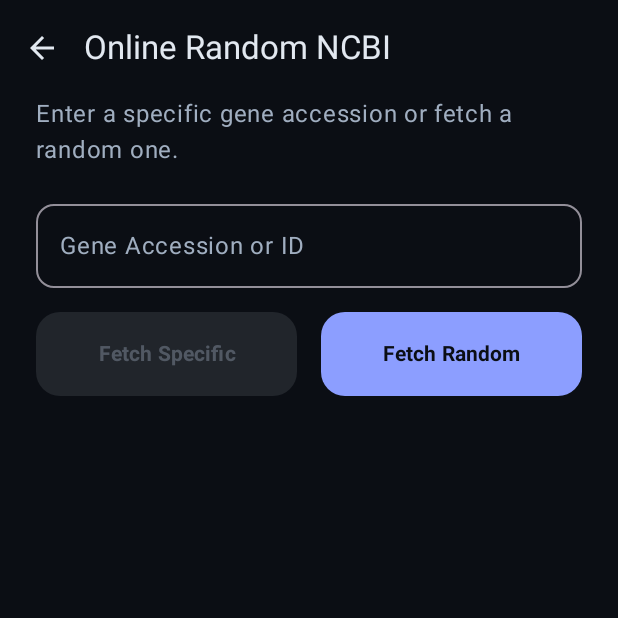
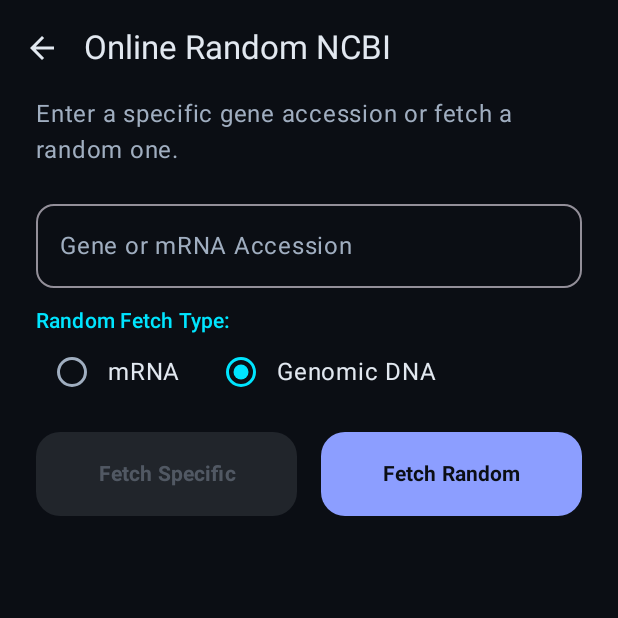
Before and after one commit to faithsaly5-stack/Primer, an Android app built with Jetpack Compose: the OnlineModeScreen screen opened through its navigation route, after a tap on "Fetch Random", on a phone screen of 412 x 824 dp, the top half of it. Run offline under Robolectric (Android 15) with nearby library versions, the phone set to English and light mode, and no system bars; 2 other taps on this screen came first.

Commit message:
feat(ui): update home screen and add genomic search
Refactor the main dashboard layout for better UI aesthetics and extend the NCBI service to support human genomic sequence retrieval.

```diff
--- a/app/src/main/java/com/example/MainActivity.kt
+++ b/app/src/main/java/com/example/MainActivity.kt
@@ -91,12 +91,17 @@ fun HomeScreen(navController: NavController) {
         ) {
             Box(
                 modifier = Modifier
-                    .size(120.dp)
+                    .fillMaxWidth()
+                    .height(200.dp)
                     .clip(RoundedCornerShape(32.dp))
                     .background(MaterialTheme.colorScheme.primaryContainer),
                 contentAlignment = Alignment.Center
             ) {
-                Icon(Icons.Filled.Science, contentDescription = null, modifier = Modifier.size(64.dp), tint = MaterialTheme.colorScheme.primary)
+                Column(horizontalAlignment = Alignment.CenterHorizontally) {
+                    Icon(Icons.Filled.Science, contentDescription = null, modifier = Modifier.size(80.dp), tint = MaterialTheme.colorScheme.primary)
+                    Spacer(modifier = Modifier.height(16.dp))
+                    Text("DNA/RNA Insights", style = MaterialTheme.typography.titleMedium, color = MaterialTheme.colorScheme.onPrimaryContainer, fontWeight = FontWeight.Bold)
+                }
             }
             Spacer(modifier = Modifier.height(24.dp))
             Text("Primer Design Engine", style = MaterialTheme.typography.headlineMedium, fontWeight = FontWeight.ExtraBold)
@@ -189,6 +194,7 @@ fun OnlineModeScreen(navController: NavController) {
             modifier = Modifier.fillMaxSize().padding(padding).padding(horizontal = 24.dp).verticalScroll(rememberScrollState())
         ) {
             var queryText by remember { mutableStateOf("") }
+            var isMrna by remember { mutableStateOf(true) }
 
             Text("Enter a specific gene accession or fetch a random one.", color = MaterialTheme.colorScheme.onSurfaceVariant)
             Spacer(modifier = Modifier.height(16.dp))
@@ -196,13 +202,26 @@ fun OnlineModeScreen(navController: NavController) {
             OutlinedTextField(
                 value = queryText,
                 onValueChange = { queryText = it },
-                label = { Text("Gene Accession or ID") },
-                placeholder = { Text("e.g. NM_001101.5") },
+                label = { Text("Gene or mRNA Accession") },
+                placeholder = { Text("e.g. NM_001101.5 (mRNA) or NG_0123.1 (Genomic)") },
                 modifier = Modifier.fillMaxWidth(),
                 singleLine = true,
                 enabled = !isLoading,
                 shape = RoundedCornerShape(12.dp)
             )
+            Spacer(modifier = Modifier.height(12.dp))
+
+            Text("Random Fetch Type:", style = MaterialTheme.typography.labelLarge, color = MaterialTheme.colorScheme.primary)
+            Row(verticalAlignment = Alignment.CenterVertically, modifier = Modifier.fillMaxWidth(), horizontalArrangement = Arrangement.spacedBy(16.dp)) {
+                Row(verticalAlignment = Alignment.CenterVertically, modifier = Modifier.clickable { isMrna = true }) {
+                    RadioButton(selected = isMrna, onClick = { isMrna = true })
+                    Text("mRNA")
+                }
+                Row(verticalAlignment = Alignment.CenterVertically, modifier = Modifier.clickable { isMrna = false }) {
+                    RadioButton(selected = !isMrna, onClick = { isMrna = false })
+                    Text("Genomic DNA")
+                }
+            }
             Spacer(modifier = Modifier.height(16.dp))
 
             val performFetch: (String?) -> Unit = { specificId ->
@@ -213,10 +232,14 @@ fun OnlineModeScreen(navController: NavController) {
                 scope.launch {
                     try {
                         val idToFetch = if (specificId.isNullOrBlank()) {
-                            statusText = "Searching for a random human mRNA sequence..."
-                            val retstart = (0..100000).random()
+                            statusText = "Searching for a random human ${if (isMrna) "mRNA" else "genomic"} sequence..."
+                            val retstart = (0..40000).random()
                             val searchResponse = withContext(Dispatchers.IO) {
+                                if (isMrna) {
                                     NCBIClient.api.searchRandomHumanMRNA(retstart).string()
+                                } else {
+                                    NCBIClient.api.searchRandomHumanGenomic(retstart).string()
+                                }
                             }
 
                             val idMatch = Regex("\"idlist\"\\s*:\\s*\\[\\s*\"?(\\d+)\"?").find(searchResponse)
@@ -298,7 +321,7 @@ fun OnlineModeScreen(navController: NavController) {
                     colors = CardDefaults.cardColors(containerColor = MaterialTheme.colorScheme.surfaceVariant)
                 ) {
                     Column(modifier = Modifier.padding(20.dp)) {
-                        Text("Gene Sequence Found", style = MaterialTheme.typography.titleLarge, fontWeight = FontWeight.Bold, color = MaterialTheme.colorScheme.primary)
+                        Text("Sequence Found", style = MaterialTheme.typography.titleLarge, fontWeight = FontWeight.Bold, color = MaterialTheme.colorScheme.primary)
                         Spacer(modifier = Modifier.height(12.dp))
                         Text(fastaHeader, style = MaterialTheme.typography.bodyMedium, color = MaterialTheme.colorScheme.onSurfaceVariant)
                         Spacer(modifier = Modifier.height(8.dp))
@@ -608,30 +631,32 @@ fun PrimerResultCard(pair: PrimerDesignEngine.PrimerPair, geneName: String, seq:
 
             Spacer(modifier = Modifier.height(24.dp))
 
-            Row(horizontalArrangement = Arrangement.spacedBy(8.dp), modifier = Modifier.fillMaxWidth()) {
+            Column(modifier = Modifier.fillMaxWidth(), verticalArrangement = Arrangement.spacedBy(12.dp)) {
+                Row(horizontalArrangement = Arrangement.spacedBy(12.dp), modifier = Modifier.fillMaxWidth()) {
                     OutlinedButton(
                         onClick = { ExportModule.shareAsText(context, geneName, pair.forward.sequence, pair.reverse.sequence, pair.forward.tm, pair.reverse.tm, pair.forward.gcPercent, pair.reverse.gcPercent, pair.productSize) },
                         modifier = Modifier.weight(1f)
                     ) {
-                    Icon(Icons.Filled.Share, contentDescription = "Report", modifier = Modifier.size(16.dp))
+                        Icon(Icons.Filled.Share, contentDescription = "TXT", modifier = Modifier.size(18.dp))
                         Spacer(Modifier.width(8.dp))
-                    Text("TXT")
+                        Text("Export TXT")
                     }
                     Button(
                         onClick = { ExportModule.shareAsPdf(context, geneName, pair.forward.sequence, pair.reverse.sequence, pair.forward.tm, pair.reverse.tm, pair.forward.gcPercent, pair.reverse.gcPercent, pair.productSize) },
                         modifier = Modifier.weight(1f)
                     ) {
-                    Icon(Icons.Filled.FileDownload, contentDescription = "PDF", modifier = Modifier.size(16.dp))
+                        Icon(Icons.Filled.FileDownload, contentDescription = "PDF", modifier = Modifier.size(18.dp))
                         Spacer(Modifier.width(8.dp))
-                    Text("PDF")
+                        Text("Export PDF")
+                    }
                 }
                 OutlinedButton(
                     onClick = { ExportModule.shareGeneText(context, geneName, seq) },
-                    modifier = Modifier.weight(1f)
+                    modifier = Modifier.fillMaxWidth()
                 ) {
-                    Icon(Icons.Filled.FileDownload, contentDescription = "Gene", modifier = Modifier.size(16.dp))
+                    Icon(Icons.Filled.Language, contentDescription = "Sequence", modifier = Modifier.size(18.dp))
                     Spacer(Modifier.width(8.dp))
-                    Text("Gene")
+                    Text("Export Full Target Sequence")
                 }
             }
 
--- a/app/src/main/java/com/example/primerpro/NCBIService.kt
+++ b/app/src/main/java/com/example/primerpro/NCBIService.kt
@@ -11,6 +11,9 @@ interface NCBIApi {
 
     @GET("entrez/eutils/esearch.fcgi?db=nucleotide&term=biomol+mrna[prop]+AND+homo+sapiens[organism]&retmax=1&retmode=json")
     suspend fun searchRandomHumanMRNA(@Query("retstart") retstart: Int): ResponseBody
+
+    @GET("entrez/eutils/esearch.fcgi?db=nucleotide&term=biomol+genomic[prop]+AND+homo+sapiens[organism]&retmax=1&retmode=json")
+    suspend fun searchRandomHumanGenomic(@Query("retstart") retstart: Int): ResponseBody
 }
 
 object NCBIClient {
```
Also changed, not shown: 1 other file. Lines whose indentation alone changed are shown as unchanged.
